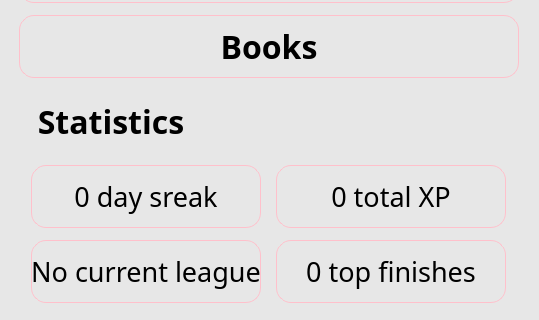
Old version of the form profile.ui in the repository sinfillo/SpeakSavvy; both pictures show x 0 to 539 and y 219 to 539 of the 539 by 539 pixel window.
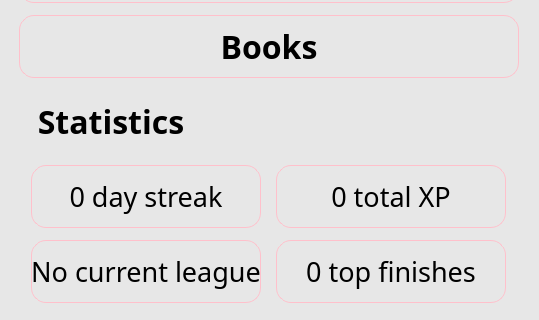
New version of the form.

Commit message: window title + misprints fix

The edit to the form file:
```diff
--- a/profile.ui
+++ b/profile.ui
@@ -3650,7 +3650,7 @@
 border: 1px solid pink;</string>
        </property>
        <property name="text">
-        <string>0 day sreak</string>
+        <string>0 day streak</string>
        </property>
        <property name="default">
         <bool>true</bool>
```
The commit also changes 3 other files.
